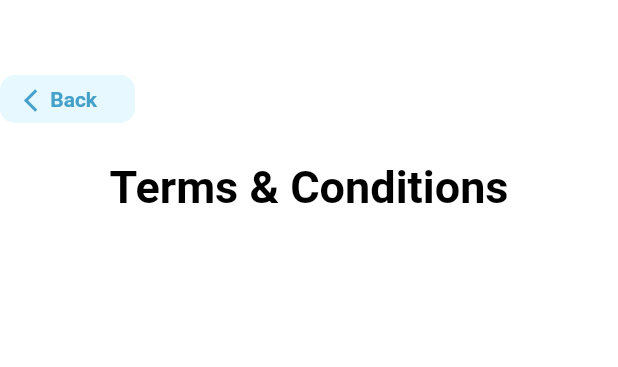
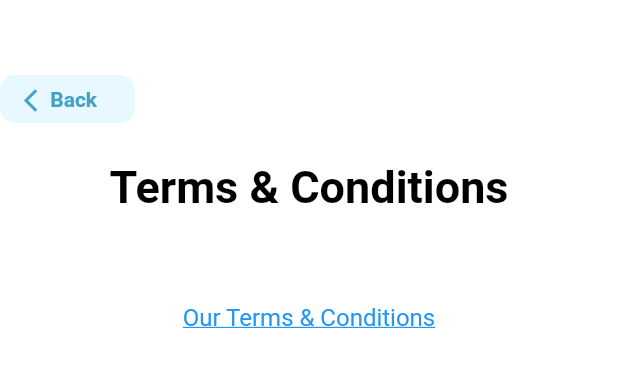
Before and after one commit to GuestRegistration/hostapp, a Flutter app: the Termconditions widget shown alone on an empty page, opened directly, on a phone screen of 412 x 824 dp. Shown: the top 367 px of the screen. Run offline on Flutter 3.47's test engine with Material 2 defaults, Android fonts, the phone set to English and light mode, and no system bars; our stand-ins replace cloud_firestore, country_code_picker, device_info, firebase_auth, firebase_database, firebase_remote_config and 2 more; missing offline and left inert: apple_sign_in, firebase_auth_oauth_web, firebase_auth_web, firebase_core_web, google_sign_in_web, shared_preferences_web; accounts and stored records are empty; statements that could not run were skipped.

Commit message:
Mar- 5 changes Terms& conditions link

```diff
--- a/lib/src/screen/terms&conditions.dart
+++ b/lib/src/screen/terms&conditions.dart
@@ -1,6 +1,7 @@
 import 'package:firebase_remote_config/firebase_remote_config.dart';
 import 'package:flutter/material.dart';
 import 'package:hostapp/src/screen/auth_screen.dart';
+import 'package:url_launcher/url_launcher.dart';
 
 class Termconditions extends StatefulWidget {
   // List list;
@@ -25,7 +26,8 @@ class _TermconditionsState extends State<Termconditions> {
       remoteConfig.setConfigSettings(RemoteConfigSettings(debugMode: true));
       await remoteConfig.fetch(expiration: const Duration(seconds: 0));
       await remoteConfig.activateFetched();
-      result = remoteConfig.getString('TermsConditions');
+      //result = remoteConfig.getString('TermsConditions');
+      result = remoteConfig.getString('Termsurl');
     } on FetchThrottledException catch (exception) {
       print(exception);
     } catch (exception) {
@@ -52,17 +54,30 @@ class _TermconditionsState extends State<Termconditions> {
             return Text('');
           }
         });
-
-
   }
 }
 
-class Remoteterms extends StatelessWidget {
+class Remoteterms extends StatefulWidget {
   Remoteterms({this.result});
   var result;
+
+  @override
+  _RemotetermsState createState() => _RemotetermsState();
+}
+
+class _RemotetermsState extends State<Remoteterms> {
+  void initState() {
+    print("inside init");
+    /*setState(() {
+
+       launch('${widget.result}');
+     });*/
+    super.initState();
+  }
+
   @override
   Widget build(BuildContext context) {
-    print(result);
+    print(widget.result);
 
     return Scaffold(
       backgroundColor: Colors.white,
@@ -114,12 +129,8 @@ class Remoteterms extends StatelessWidget {
                     ],
                   ),
                   onPressed: () {
-                     Navigator.pushReplacement(
-                            context,
-                            MaterialPageRoute(
-                                builder: (context) => AuthScreen(
-
-                                    )));
+                    Navigator.pushReplacement(context,
+                        MaterialPageRoute(builder: (context) => AuthScreen()));
                   },
                 ),
               ),
@@ -137,17 +148,22 @@ class Remoteterms extends StatelessWidget {
             SizedBox(height: 50.0),
             Center(
               child: SizedBox(
-
                 child: Align(
                   child: Center(
                     child: Container(
                       margin: const EdgeInsets.only(left: 20.0, right: 20.0),
                       child: Column(
                         children: <Widget>[
-                          Text('$result',
-                              style: TextStyle(
-                                  color: Colors.black, fontSize: 16.0)),
                           SizedBox(height: 10.0),
+                          new InkWell(
+                            child: new Text('Our Terms & Conditions',
+                                style: TextStyle(
+                                  color: Colors.blue,
+                                  fontSize: 16.0,
+                                  decoration: TextDecoration.underline,
+                                )),
+                            onTap: () => launch('${widget.result}'),
+                          ),
                         ],
                       ),
                     ),
--- a/pubspec.yaml
+++ b/pubspec.yaml
@@ -44,6 +44,7 @@ dependencies:
   firebase_auth_oauth: ^0.1.0
   graphql_flutter: ^3.0.0
   firebase_remote_config: ^0.3.0+3
+  url_launcher: ^5.4.2
 
 
 dev_dependencies:
```
Also changed, not shown: lib/src/screen/auth_screen.dart (+21 -0 lines), pubspec.lock.
